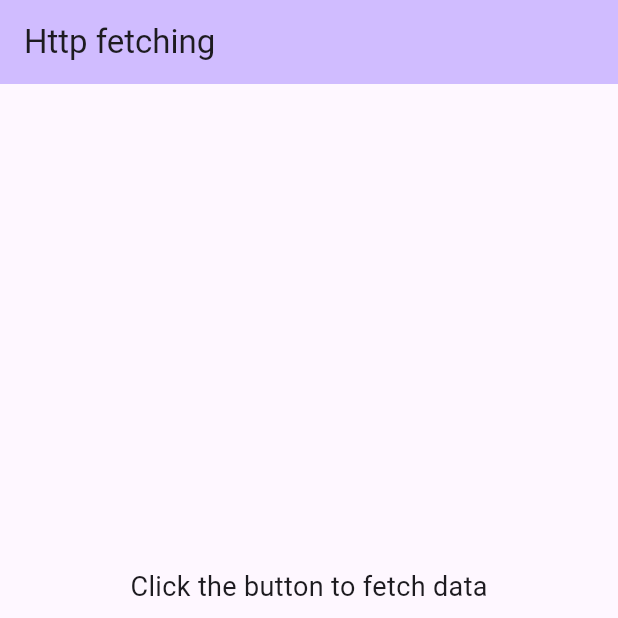
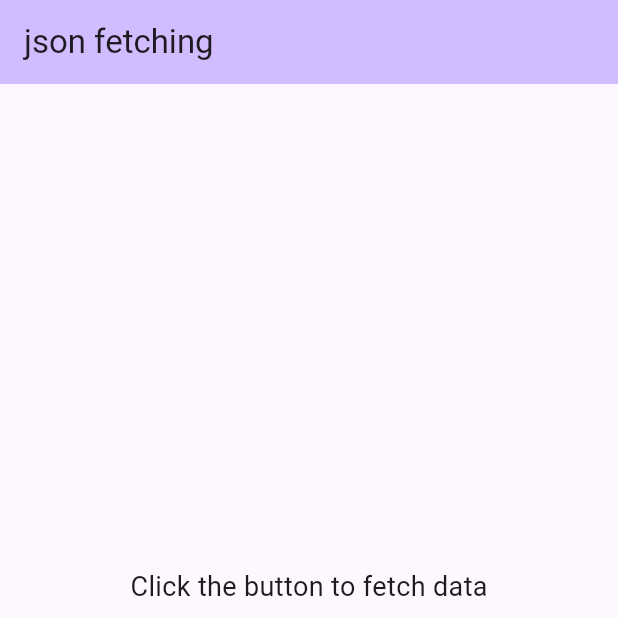
Before and after one commit to amal2428/Json_Fetching, a Flutter app: the screen it shows after launch, on a phone screen of 412 x 824 dp, the top half of it. Run offline on Flutter 3.47's test engine with Material 2 defaults, Android fonts, the phone set to English and light mode, and no system bars.

Commit message:
First Commit

```diff
--- a/lib/home_page.dart
+++ b/lib/home_page.dart
@@ -20,7 +20,7 @@ class _MyHomePageState extends State<MyHomePage> {
     return Scaffold(
       appBar: AppBar(
         backgroundColor: Theme.of(context).colorScheme.inversePrimary,
-        title: const Text("Http fetching"),
+        title: const Text("json fetching"),
       ),
       body: Center(
         child: Column(
@@ -61,7 +61,6 @@ class _MyHomePageState extends State<MyHomePage> {
       final response = await http.get(Uri.parse(pathUrl));
 
       if (response.statusCode == 200 || response.statusCode == 201) {
-
         final jsonData = jsonDecode(response.body);
         final movieList = jsonData['results'];
         final movieListLength = Random().nextInt(movieList.length);
```
